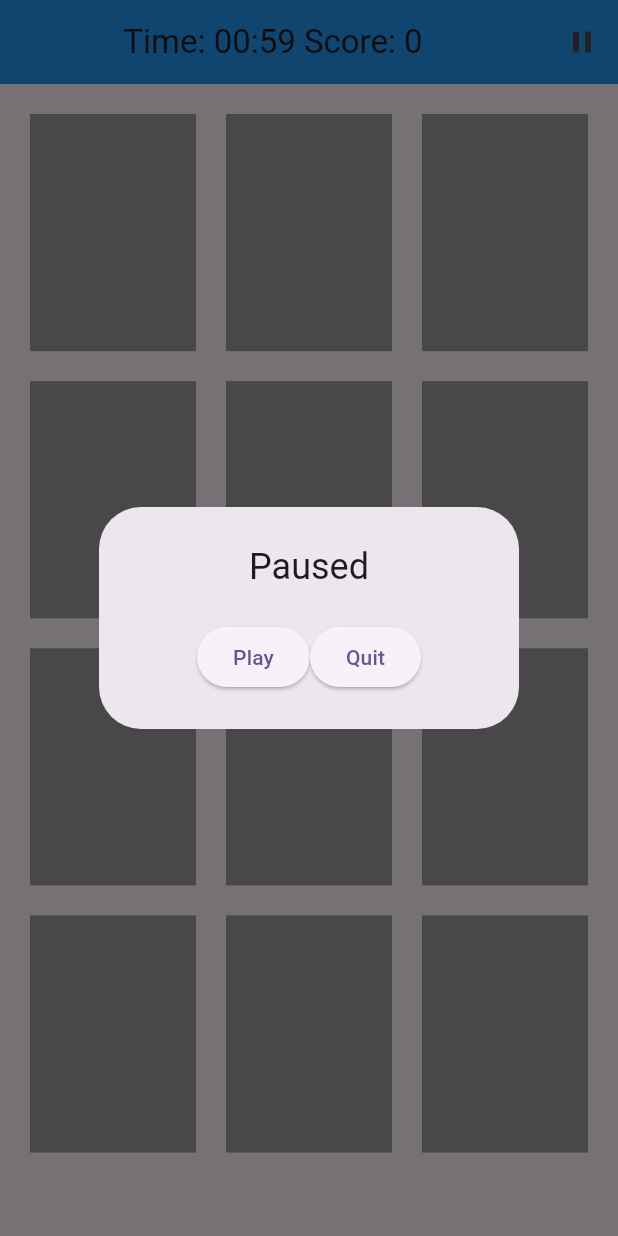
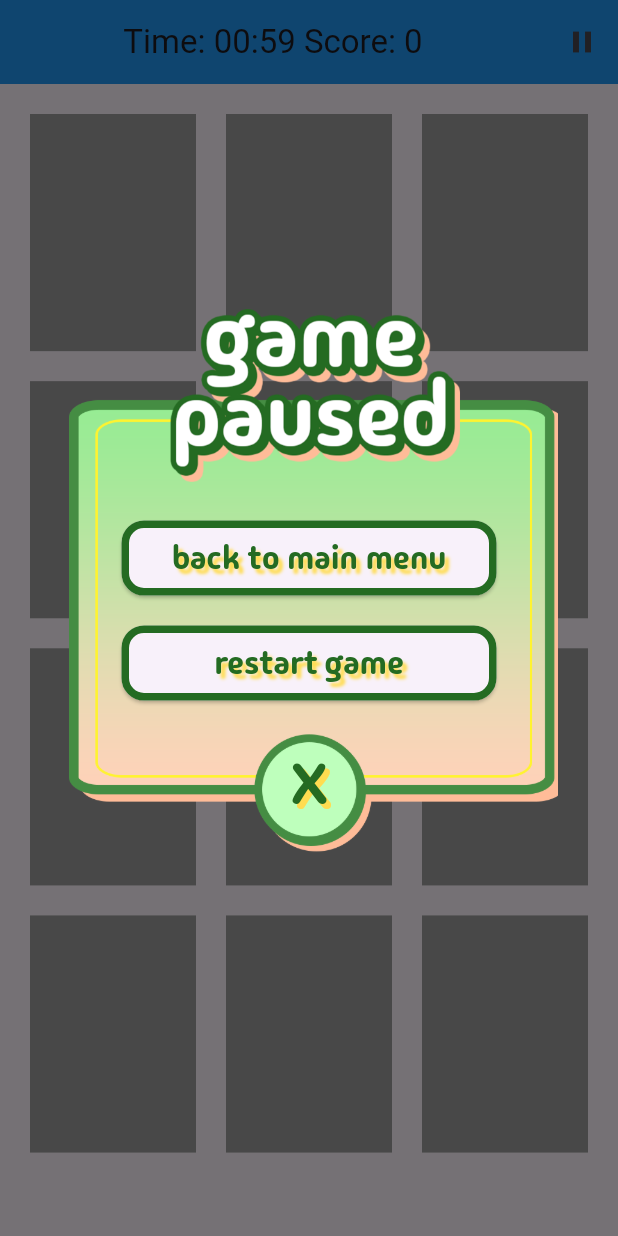
Before and after one commit to chaotic-braindead/match-a-saurus, a Flutter app: the Game screen opened directly, after a tap on the "pause" icon, on a phone screen of 412 x 824 dp. Run offline on Flutter 3.47's test engine with Material 3 defaults, Android fonts, the phone set to English and light mode, and no system bars; our stand-ins replace cloud_firestore, firebase_core, hive, hive_flutter; accounts and stored records are empty.

Commit message:
worked on pause function

```diff
--- a/lib/widgets/game.dart
+++ b/lib/widgets/game.dart
@@ -1,6 +1,9 @@
+// ignore_for_file: prefer_const_constructors
+
 import 'dart:async';
 import 'dart:math';
 import 'package:flutter/material.dart';
+import 'package:flutter/widgets.dart';
 import 'package:memory_game/db/db.dart';
 import 'package:memory_game/models/card_item.dart';
 import 'package:memory_game/widgets/card_widget.dart';
@@ -146,28 +149,156 @@ class _GameState extends State<Game> {
     return '${minutes.toString().padLeft(2, '0')}:${seconds.toString().padLeft(2, '0')}';
   }
 
-  Widget _buildPopupDialog(BuildContext context) {
-  return AlertDialog(
-    title: const Center(child: Text('Paused')),
-    actions: <Widget>[
-      Center(child: Row(
-        mainAxisSize: MainAxisSize.min,
-        children: [ElevatedButton(
-          onPressed: () {
-            _startTimer(_counter);
-            Navigator.of(context).pop();
-          },
-          child: const Text("Play")),
-          ElevatedButton(
-          onPressed: () {
-           Navigator.pop(context);
-           Navigator.pushReplacement(context, MaterialPageRoute(builder: (context) => const HomePage()));
-          },
-          child: const Text("Quit")),
-        ])),
-    ],
+Dialog _buildPopupDialog(BuildContext context) {
+  return Dialog(
+    backgroundColor: Colors.transparent,
+    child: Stack(
+      clipBehavior: Clip.none,
+      children: [
+        Container(
+          height: 320,
+          width: 350,
+          padding: EdgeInsets.all(0),
+          margin: EdgeInsets.all(0),
+          decoration: BoxDecoration(
+            image: DecorationImage(
+              image: AssetImage("assets/game-paused-bg.png"),
+              fit: BoxFit.cover
+            )
+          ),
+          child: Column(
+            mainAxisAlignment: MainAxisAlignment.center,
+            crossAxisAlignment: CrossAxisAlignment.center,
+            children: [
+              SizedBox(
+                width: 250,
+                height: 50,
+                child: ElevatedButton(
+                  style: ElevatedButton.styleFrom(
+                    side: BorderSide (
+                      width: 5.0,
+                      color:Color.fromRGBO(36, 107, 34, 1)
+                    ),
+                    shape: RoundedRectangleBorder(
+                      borderRadius: BorderRadius.circular(15.0)
+                    )
+                  ),
+                  onPressed: () {
+                    Navigator.pop(context);
+                    Navigator.pushReplacement(context, MaterialPageRoute(builder: (context) => const HomePage()));
+                  },
+                  child: const Text(
+                    "back to main menu",
+                    style: TextStyle(
+                        fontSize: 22,
+                        fontFamily: 'MadimiOne',
+                        color: Color.fromRGBO(36, 107, 34, 1),
+                        shadows: [
+                          Shadow(
+                            offset: Offset(3.0, 3.0),
+                            blurRadius: 2.0,
+                            color: Color.fromRGBO(255, 220, 80, 1),
+                          ),
+                        ],
+                      ),
+                    ),
+                ),
+              ),
+              SizedBox(height: 20,),
+              SizedBox(
+                width: 250,
+                height: 50,
+                child: ElevatedButton(
+                  style: ElevatedButton.styleFrom(
+                    side: BorderSide (
+                      width: 5.0,
+                      color:Color.fromRGBO(36, 107, 34, 1)
+                    ),
+                    shape: RoundedRectangleBorder(
+                      borderRadius: BorderRadius.circular(15.0)
+                    )
+                  ),
+                  onPressed: () {
+                    Navigator.pop(context);
+                    Navigator.pushReplacement(
+                      context, MaterialPageRoute(builder: (context) => const Game())
+                    );
+                  },
+                  child: const Text(
+                    "restart game",
+                    style: TextStyle(
+                        fontSize: 22,
+                        fontFamily: 'MadimiOne',
+                        color: Color.fromRGBO(36, 107, 34, 1),
+                        shadows: [
+                          Shadow(
+                            offset: Offset(3.0, 3.0),
+                            blurRadius: 2.0,
+                            color: Color.fromRGBO(255, 220, 80, 1),
+                          ),
+                        ],
+                      ),
+                    ),
+                ),
+              ),
+              SizedBox(height: 10,)
+            ],
+          ),
+       ),
+       Positioned(
+        top: -90,
+        left: 45,
+        child: SizedBox(
+          width: 250,
+          height: 200,
+          child: Container(
+            decoration: BoxDecoration(
+              image: DecorationImage(
+                image: AssetImage("assets/game-paused-text.png")
+              )
+            ),
+          ),
+        )
+       ),
+       Positioned(
+        bottom: 14,
+        left: 130,
+        child: SizedBox(
+          height: 70,
+          width: 70,
+            child: ElevatedButton(
+              style: ElevatedButton.styleFrom(
+                elevation: 0.0,
+                backgroundColor: Colors.transparent
+              ),
+              onPressed: () {
+                _startTimer(_counter);
+                Navigator.of(context).pop();
+              },
+              child: const Text(
+                "X",
+                textAlign: TextAlign.center,
+                style: TextStyle(
+                    fontSize: 38,
+                    fontFamily: 'MadimiOne',
+                    color: Color.fromRGBO(36, 107, 34, 1),
+                    shadows: [
+                      Shadow( // Adjust offsets and blurRadius for stroke thickness
+                        offset: Offset(3.0, 3.0),
+                        color: Color.fromRGBO(255, 220, 80, 1), // Set your stroke color
+                      ),
+                    ],
+                  ),
+                ),
+            ),
+          ),
+       ),
+
+      ],
+    )
   );
 }
+
   @override
   Widget build(BuildContext context) {
     return Scaffold(
```
Also changed, not shown: assets/game-paused-bg.png (added).
